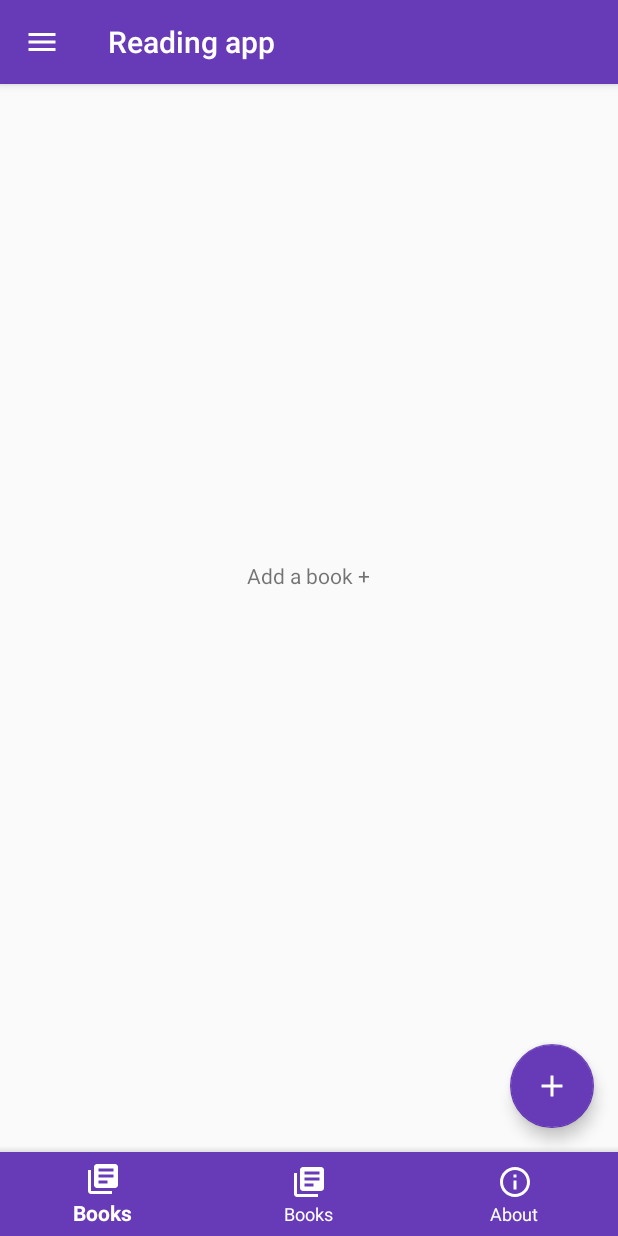
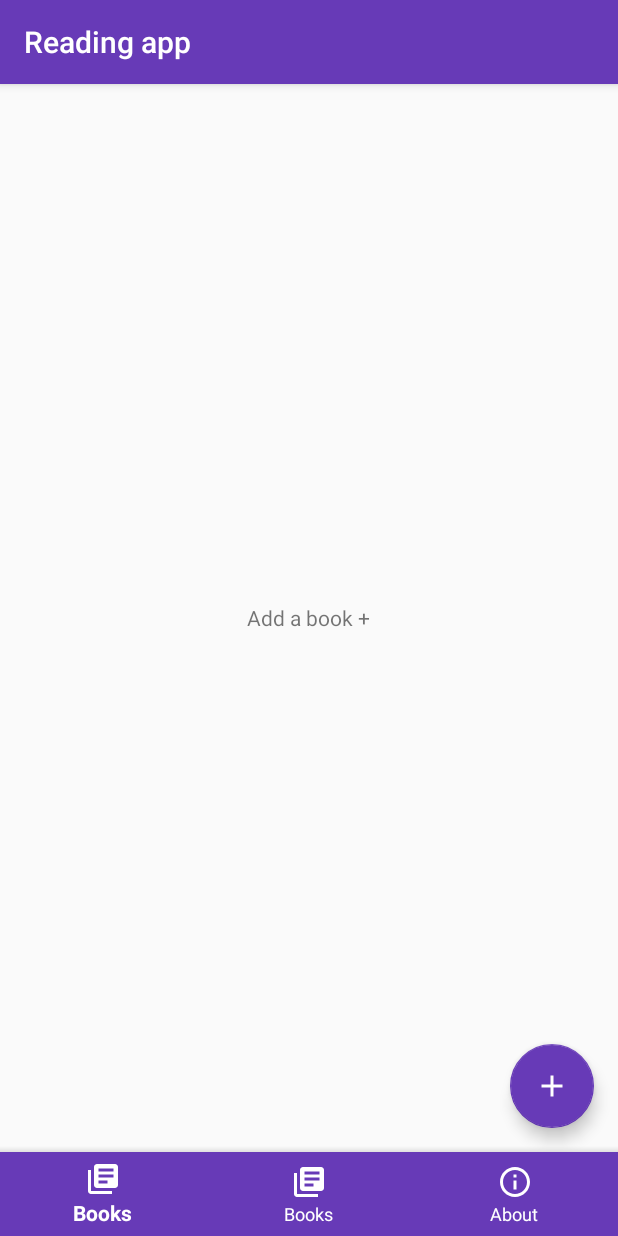
Before and after one commit to BartlomiejRasztabiga/readme-app, an Android app: the screen it shows after launch (BooksActivity), on a phone screen of 412 x 824 dp. Run offline under Robolectric (Android 15) with nearby library versions, the phone set to English and light mode, and no system bars; our stand-ins replace data binding; 10 statements that could not run were skipped.

Commit message:
Toolbar: don't overlap content

```diff
--- a/app/app/src/main/java/pl/infinitefuture/reading/books/BooksActivity.java
+++ b/app/app/src/main/java/pl/infinitefuture/reading/books/BooksActivity.java
@@ -72,9 +72,6 @@ public class BooksActivity extends AppCompatActivity implements BooksNavigator,
     private void setupToolbar() {
         Toolbar toolbar = findViewById(R.id.toolbar);
         setSupportActionBar(toolbar);
-        ActionBar actionBar = getSupportActionBar();
-        actionBar.setHomeAsUpIndicator(R.drawable.ic_menu);
-        actionBar.setDisplayHomeAsUpEnabled(true);
     }
 
     private void setupNavigation() {
@@ -86,7 +83,7 @@ public class BooksActivity extends AppCompatActivity implements BooksNavigator,
                         case R.id.bottom_navigation_books_item:
                             break;
                         case R.id.bottom_navigation_about_item:
-                            // navigate to about acativity
+                            // navigate to about activity
                             break;
                     }
                     return true;
--- a/app/app/src/main/res/layout/books_act.xml
+++ b/app/app/src/main/res/layout/books_act.xml
@@ -10,7 +10,8 @@
 
         <android.support.design.widget.AppBarLayout
             android:layout_width="match_parent"
-            android:layout_height="wrap_content">
+            android:layout_height="wrap_content"
+            android:id="@+id/appBarLayout">
 
             <android.support.v7.widget.Toolbar
                 android:id="@+id/toolbar"
@@ -26,7 +27,8 @@
         android:id="@+id/coordinatorLayout"
         android:layout_width="match_parent"
         android:layout_height="match_parent"
-        android:layout_above="@+id/bottom_navigation">
+        android:layout_above="@+id/bottom_navigation"
+        android:layout_below="@+id/appBarLayout">
 
         <FrameLayout
             android:id="@+id/contentFrame"
```
